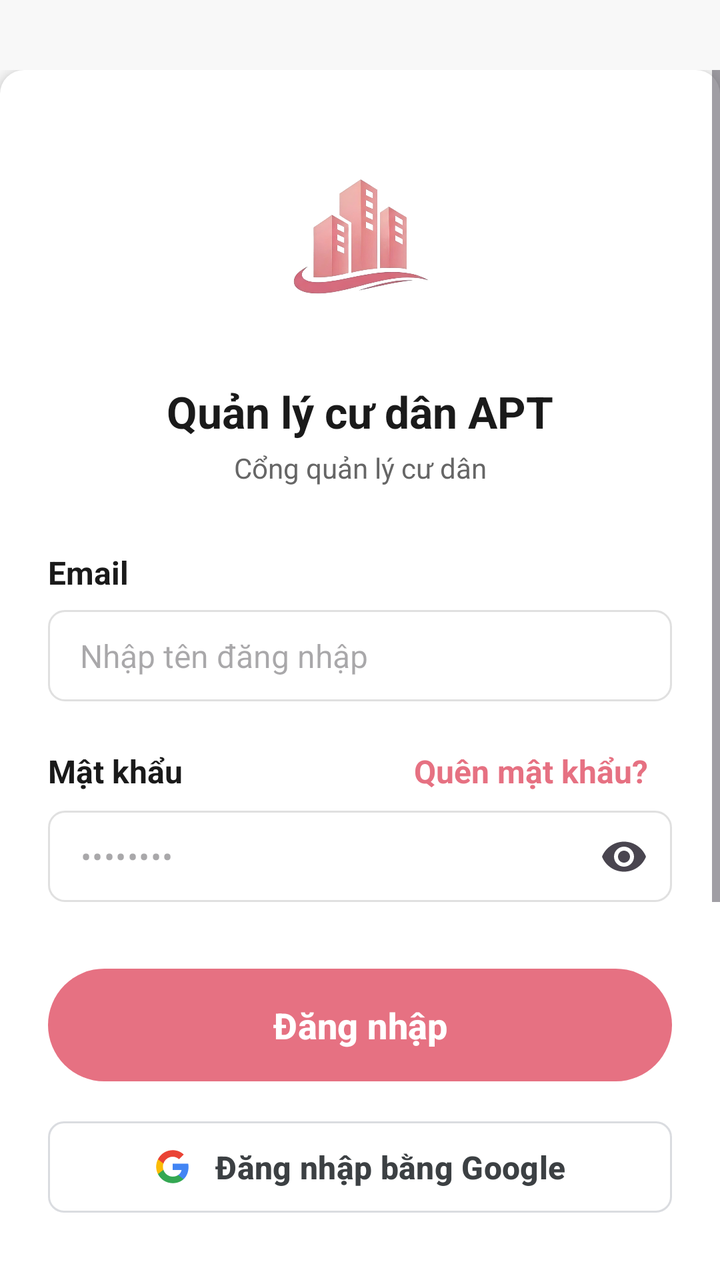
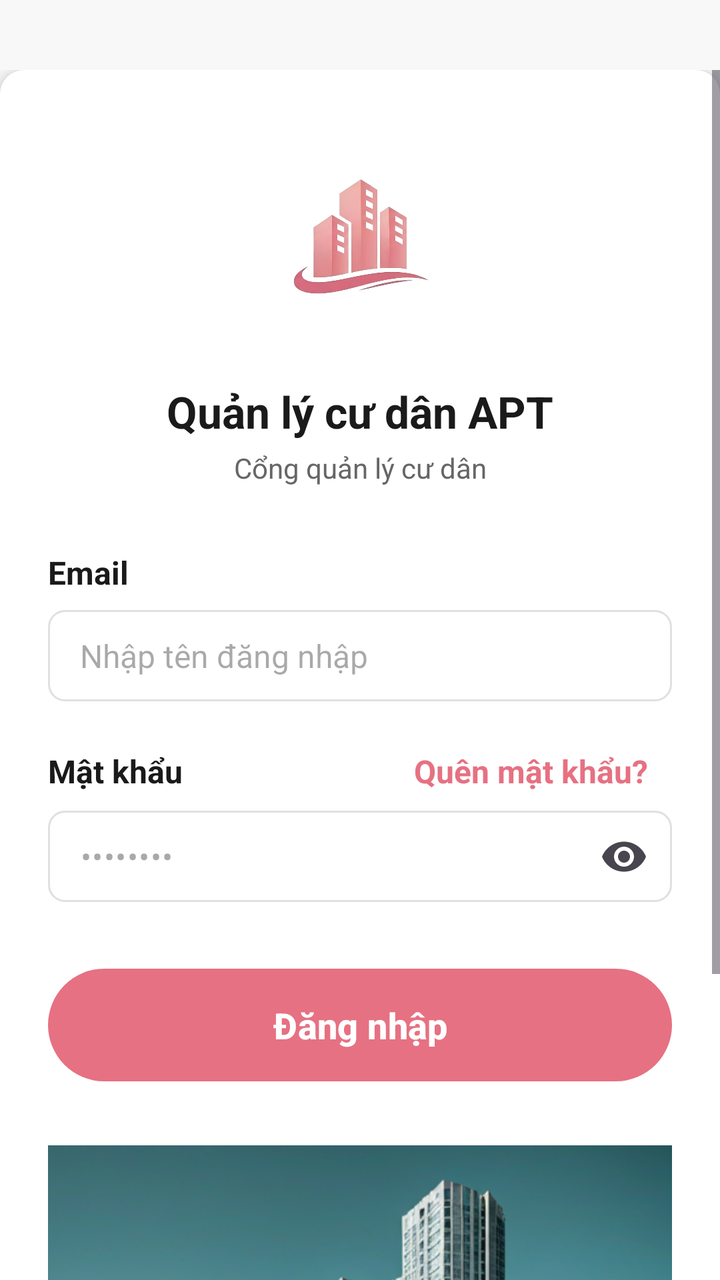

Screens rendered from an Android XML layout before and after an edit, with the pre-edit source and the edit as a unified diff.
<!-- AndroidManifest.xml: application theme Theme.Apt -->
<!-- res/layout/fragment_login.xml -->
<?xml version="1.0" encoding="utf-8"?>
<androidx.constraintlayout.widget.ConstraintLayout xmlns:android="http://schemas.android.com/apk/res/android"
    xmlns:app="http://schemas.android.com/apk/res-auto"
    xmlns:tools="http://schemas.android.com/tools"
    android:layout_width="match_parent"
    android:layout_height="match_parent"
    android:background="#F8F8F8"
    android:paddingTop="35dp"
    tools:context=".fragments.auth.LoginFragment">

    <ScrollView
        android:layout_width="0dp"
        android:layout_height="0dp"
        android:fillViewport="true"
        app:layout_constraintBottom_toBottomOf="parent"
        app:layout_constraintEnd_toEndOf="parent"
        app:layout_constraintStart_toStartOf="parent"
        app:layout_constraintTop_toTopOf="parent">

        <androidx.constraintlayout.widget.ConstraintLayout
            android:id="@+id/main_content_card"
            android:layout_width="match_parent"
            android:layout_height="wrap_content"
            android:background="@drawable/rounded_white_background"
            android:elevation="4dp"
            android:paddingStart="24dp"
            android:paddingTop="32dp"
            android:paddingEnd="24dp"
            android:paddingBottom="32dp">

            <ImageView
                android:id="@+id/card_app_icon_background"
                android:layout_width="100dp"
                android:layout_height="100dp"
                android:padding="16dp"
                android:scaleType="centerCrop"
                android:src="@drawable/img_logo"
                app:layout_constraintEnd_toEndOf="parent"
                app:layout_constraintHorizontal_bias="0.498"
                app:layout_constraintStart_toStartOf="parent"
                app:layout_constraintTop_toTopOf="parent"
                tools:ignore="ContentDescription" />

            <TextView
                android:id="@+id/tv_app_title"
                android:layout_width="wrap_content"
                android:layout_height="wrap_content"
                android:layout_marginTop="24dp"
                android:text="Quản lý cư dân APT"
                android:textColor="@color/text_title"
                android:textSize="22sp"
                android:textStyle="bold"
                app:layout_constraintEnd_toEndOf="parent"
                app:layout_constraintStart_toStartOf="parent"
                app:layout_constraintTop_toBottomOf="@id/card_app_icon_background" />

            <TextView
                android:id="@+id/tv_app_subtitle"
                android:layout_width="wrap_content"
                android:layout_height="wrap_content"
                android:layout_marginTop="4dp"
                android:text="Cổng quản lý cư dân"
                android:textColor="@color/text_body"
                android:textSize="14sp"
                app:layout_constraintEnd_toEndOf="parent"
                app:layout_constraintStart_toStartOf="parent"
                app:layout_constraintTop_toBottomOf="@id/tv_app_title" />

            <TextView
                android:id="@+id/tv_username_label"
                android:layout_width="wrap_content"
                android:layout_height="wrap_content"
                android:layout_marginTop="32dp"
                android:text="Email"
                android:textColor="@color/text_title"
                android:textSize="16sp"
                android:textStyle="bold"
                app:layout_constraintStart_toStartOf="parent"
                app:layout_constraintTop_toBottomOf="@id/tv_app_subtitle" />

            <EditText
                android:id="@+id/et_username"
                android:layout_width="0dp"
                android:layout_height="wrap_content"
                android:layout_marginTop="8dp"
                android:background="@drawable/bg_edittext_selector"
                android:hint="Nhập tên đăng nhập"
                android:inputType="textEmailAddress"
                android:paddingStart="16dp"
                android:paddingTop="12dp"
                android:paddingEnd="16dp"
                android:paddingBottom="12dp"
                android:textColor="@color/text_title"
                android:textSize="16sp"
                app:layout_constraintEnd_toEndOf="parent"
                app:layout_constraintStart_toStartOf="parent"
                app:layout_constraintTop_toBottomOf="@id/tv_username_label"
                tools:ignore="Autofill" />

            <TextView
                android:id="@+id/tv_password_label"
                android:layout_width="wrap_content"
                android:layout_height="wrap_content"
                android:layout_marginTop="24dp"
                android:text="Mật khẩu"
                android:textColor="@color/text_title"
                android:textSize="16sp"
                android:textStyle="bold"
                app:layout_constraintStart_toStartOf="parent"
                app:layout_constraintTop_toBottomOf="@id/et_username" />

            <TextView
                android:id="@+id/tv_forgot_password"
                android:layout_width="wrap_content"
                android:layout_height="wrap_content"
                android:text="Quên mật khẩu?"
                android:textColor="@color/primary"
                android:textSize="16sp"
                android:textStyle="bold"
                android:background="?attr/selectableItemBackgroundBorderless"
                android:clickable="true"
                android:focusable="true"
                android:padding="12dp"
                android:minWidth="48dp"
                android:minHeight="36dp"
                app:layout_constraintBaseline_toBaselineOf="@id/tv_password_label"
                app:layout_constraintEnd_toEndOf="parent" />

            <com.google.android.material.textfield.TextInputLayout
                android:id="@+id/til_password"
                android:layout_width="0dp"
                android:layout_height="wrap_content"
                android:layout_marginTop="8dp"
                app:boxBackgroundMode="none"
                app:endIconMode="password_toggle"
                app:hintEnabled="false"
                app:layout_constraintEnd_toEndOf="parent"
                app:layout_constraintStart_toStartOf="parent"
                app:layout_constraintTop_toBottomOf="@id/tv_password_label">

                <com.google.android.material.textfield.TextInputEditText
                    android:id="@+id/et_password"
                    android:layout_width="match_parent"
                    android:layout_height="wrap_content"
                    android:background="@drawable/bg_edittext_selector"
                    android:hint="••••••••"
                    android:inputType="textPassword"
                    android:paddingStart="16dp"
                    android:paddingTop="12dp"
                    android:paddingEnd="48dp"
                    android:paddingBottom="12dp"
                    android:textColor="@color/text_title"
                    android:textSize="16sp"
                    tools:ignore="Autofill" />
            </com.google.android.material.textfield.TextInputLayout>

            <Button
                android:id="@+id/btn_sign_in"
                android:layout_width="0dp"
                android:layout_height="wrap_content"
                android:layout_marginTop="32dp"
                app:backgroundTint="@null"
                android:background="@drawable/bg_button_auth"
                android:paddingTop="12dp"
                android:paddingBottom="12dp"
                android:text="Đăng nhập"
                android:textAllCaps="false"
                android:textColor="@android:color/white"
                android:textSize="18sp"
                android:textStyle="bold"
                app:layout_constraintEnd_toEndOf="parent"
                app:layout_constraintStart_toStartOf="parent"
                app:layout_constraintTop_toBottomOf="@id/til_password" />

            <com.google.android.material.button.MaterialButton
                android:id="@+id/btn_google_login"
                android:layout_width="0dp"
                android:layout_height="wrap_content"
                android:layout_marginTop="16dp"
                android:paddingTop="12dp"
                android:paddingBottom="12dp"
                android:text="Đăng nhập bằng Google"
                android:textAllCaps="false"
                android:textColor="#3C4043"
                android:textSize="16sp"
                android:textStyle="bold"
                app:backgroundTint="@android:color/white"
                app:cornerRadius="8dp"
                app:icon="@drawable/ic_google"
                app:iconGravity="textStart"
                app:iconPadding="12dp"
                app:iconTint="@null"
                app:rippleColor="#1A000000"
                app:strokeColor="#DADCE0"
                app:strokeWidth="1dp"
                app:layout_constraintEnd_toEndOf="parent"
                app:layout_constraintStart_toStartOf="parent"
                app:layout_constraintTop_toBottomOf="@id/btn_sign_in" />

            <ImageView
                android:id="@+id/iv_buildings"
                android:layout_width="0dp"
                android:layout_height="200dp"
                android:layout_marginTop="32dp"
                android:scaleType="centerCrop"
                android:src="@drawable/img_buildings"
                android:background="@drawable/rounded_image_small"
                app:layout_constraintEnd_toEndOf="parent"
                app:layout_constraintStart_toStartOf="parent"
                app:layout_constraintTop_toBottomOf="@id/btn_google_login"
                tools:ignore="ContentDescription" />

            <TextView
                android:id="@+id/tv_copyright"
                android:layout_width="wrap_content"
                android:layout_height="wrap_content"
                android:layout_marginTop="24dp"
                android:text="© 2026 Hệ thống quản lý cư dân APT"
                android:textColor="@color/text_body"
                android:textSize="12sp"
                app:layout_constraintBottom_toBottomOf="parent"
                app:layout_constraintEnd_toEndOf="parent"
                app:layout_constraintStart_toStartOf="parent"
                app:layout_constraintTop_toBottomOf="@id/iv_buildings" />

        </androidx.constraintlayout.widget.ConstraintLayout>
    </ScrollView>
</androidx.constraintlayout.widget.ConstraintLayout>
<!-- resources referenced by this layout -->
<resources>
  <color name="primary">#E67182</color>
  <color name="text_body">#666666</color>
  <color name="text_title">#1A1A1A</color>
  <!-- drawable bg_button_auth (drawable) -->
  <?xml version="1.0" encoding="utf-8"?>
  <ripple xmlns:android="http://schemas.android.com/apk/res/android"
      android:color="#40FFFFFF">
      <item>
          <shape android:shape="rectangle">
              <solid android:color="@color/primary" />
              <corners android:radius="32dp" />
          </shape>
      </item>
  
  </ripple>
  <!-- drawable bg_edittext_selector (drawable) -->
  <?xml version="1.0" encoding="utf-8"?>
  <selector xmlns:android="http://schemas.android.com/apk/res/android">
      <item android:drawable="@drawable/bg_edittext_focused" android:state_focused="true"/>
      <item android:drawable="@drawable/bg_edittext"/>
  </selector>
  <!-- drawable ic_google (drawable) -->
  <vector xmlns:android="http://schemas.android.com/apk/res/android"
      android:width="24dp"
      android:height="24dp"
      android:viewportWidth="24.0"
      android:viewportHeight="24.0">
      <path
          android:fillColor="#4285F4"
          android:pathData="M22.56,12.23c0,-0.8 -0.07,-1.53 -0.2,-2.23H12v4.26h5.92c-0.26,1.37 -1.04,2.53 -2.21,3.31v2.77h3.57c2.08,-1.92 3.28,-4.74 3.28,-8.11z" />
      <path
          android:fillColor="#34A853"
          android:pathData="M12,23c2.97,0 5.46,-0.98 7.28,-2.66l-3.57,-2.77c-0.98,0.66 -2.23,1.06 -3.71,1.06c-2.86,0 -5.29,-1.93 -6.16,-4.53H2.18v2.84C3.99,20.53 7.7,23 12,23z" />
      <path
          android:fillColor="#FBBC05"
          android:pathData="M5.84,14.09c-0.22,-0.66 -0.35,-1.36 -0.35,-2.09s0.13,-1.43 0.35,-2.09V7.07H2.18C1.43,8.55 1,10.22 1,12s0.43,3.45 1.18,4.93l2.85,-2.22l0.81,-0.62z" />
      <path
          android:fillColor="#EA4335"
          android:pathData="M12,5.38c1.62,0 3.06,0.56 4.21,1.64l3.15,-3.15C17.45,2.09 14.97,1 12,1C7.7,1 3.99,3.47 2.18,7.07l3.66,2.84c0.87,-2.6 3.3,-4.53 6.16,-4.53z" />
  </vector>
  <!-- drawable img_buildings: png bitmap (drawable, 514568 bytes) -->
  <!-- drawable img_logo: png bitmap (drawable, 193190 bytes) -->
  <!-- drawable rounded_image_small (drawable) -->
  <?xml version="1.0" encoding="utf-8"?>
  <shape xmlns:android="http://schemas.android.com/apk/res/android"
      android:shape="rectangle">
      <solid android:color="@android:color/transparent" />
      <corners android:radius="8dp" />
  </shape>
  <!-- drawable rounded_white_background (drawable) -->
  <?xml version="1.0" encoding="utf-8"?>
  <shape xmlns:android="http://schemas.android.com/apk/res/android"
      android:shape="rectangle">
      <solid android:color="@android:color/white" />
      <corners android:radius="12dp" />
  </shape>
  <style name="Theme.Apt" parent="Base.Theme.Apt" />
  <!-- drawable bg_edittext_focused (drawable) -->
  <?xml version="1.0" encoding="utf-8"?>
  <shape xmlns:android="http://schemas.android.com/apk/res/android"
      android:shape="rectangle">
      <solid android:color="@android:color/white" />
      <corners android:radius="8dp" />
      <stroke android:width="2dp" android:color="@color/primary" />
  </shape>
  <!-- drawable bg_edittext (drawable) -->
  <?xml version="1.0" encoding="utf-8"?>
  <shape xmlns:android="http://schemas.android.com/apk/res/android"
      android:shape="rectangle">
      <solid android:color="@android:color/white" />
      <corners android:radius="8dp" />
      <stroke android:width="1dp" android:color="#E0E0E0" />
  </shape>
  <style name="Base.Theme.Apt" parent="Theme.Material3.DayNight.NoActionBar">
          
          
      </style>
</resources>

<!-- the commit's change to res/layout/fragment_login.xml (unified diff, before → after) -->
@@ -174,6 +174,7 @@
 
             <com.google.android.material.button.MaterialButton
                 android:id="@+id/btn_google_login"
+                android:visibility="gone"
                 android:layout_width="0dp"
                 android:layout_height="wrap_content"
                 android:layout_marginTop="16dp"
